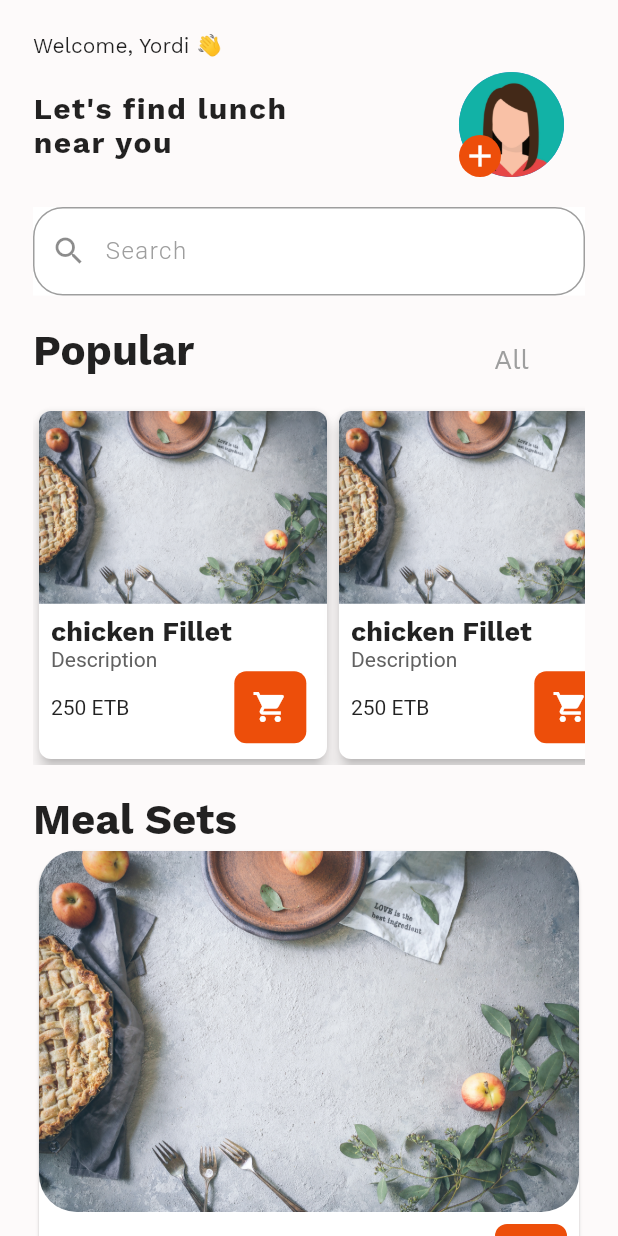
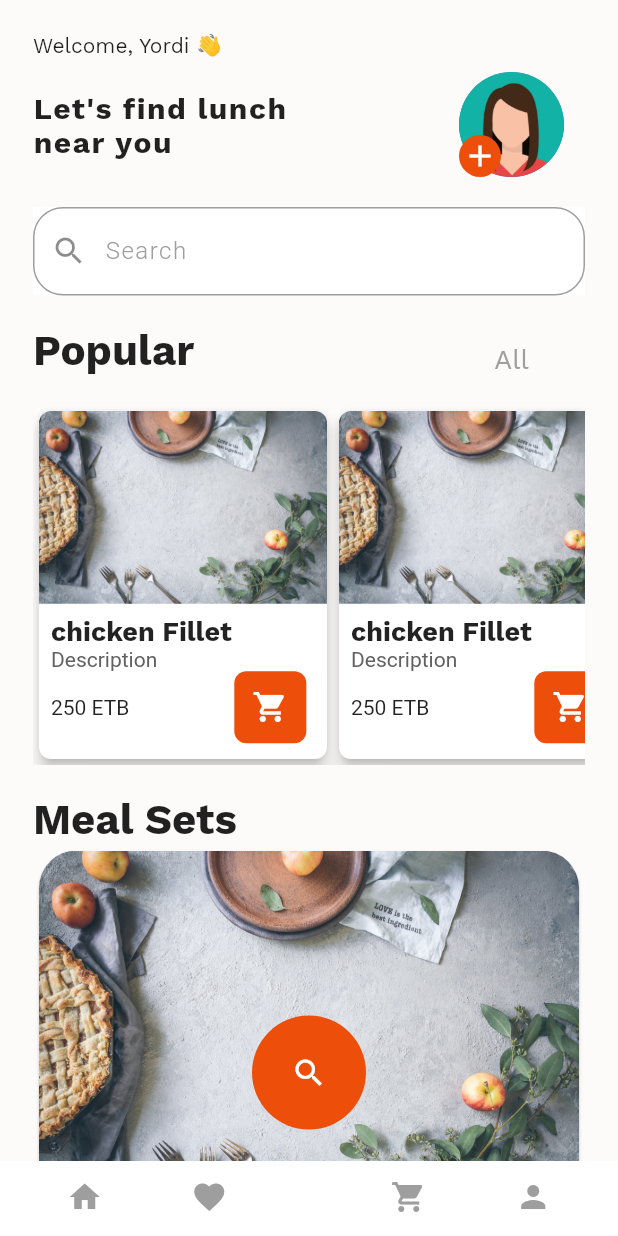
Before and after one commit to yordanos-AtoSV/Food-App, a Flutter app: the Welcome screen opened directly, on a phone screen of 412 x 824 dp. Run offline on Flutter 3.47's test engine with Material 2 defaults, Android fonts, the phone set to English and light mode, and no system bars; our stand-ins replace animated_splash_screen.

Commit message:
added bottom positioned bar in the welcome page

```diff
--- a/new_proj/lib/welcome.dart
+++ b/new_proj/lib/welcome.dart
@@ -5,7 +5,8 @@ class Welcome extends StatelessWidget {
   Widget build(BuildContext context) {
     return Scaffold(
       backgroundColor: Color.fromARGB(255, 253, 250, 250),
-      body: SingleChildScrollView(
+      body: Stack(children: [
+        SingleChildScrollView(
           child: Padding(
             padding: const EdgeInsets.all(22.0),
             child: Column(
@@ -122,7 +123,8 @@ class Welcome extends StatelessWidget {
                                 Padding(
                                   padding: const EdgeInsets.all(8),
                                   child: Column(
-                                  crossAxisAlignment: CrossAxisAlignment.start,
+                                    crossAxisAlignment:
+                                        CrossAxisAlignment.start,
                                     children: [
                                       const Text(
                                         'chicken Fillet',
@@ -185,7 +187,8 @@ class Welcome extends StatelessWidget {
                                 Padding(
                                   padding: const EdgeInsets.all(8),
                                   child: Column(
-                                  crossAxisAlignment: CrossAxisAlignment.start,
+                                    crossAxisAlignment:
+                                        CrossAxisAlignment.start,
                                     children: [
                                       const Text(
                                         'chicken Fillet',
@@ -248,7 +251,8 @@ class Welcome extends StatelessWidget {
                                 Padding(
                                   padding: const EdgeInsets.all(8),
                                   child: Column(
-                                  crossAxisAlignment: CrossAxisAlignment.start,
+                                    crossAxisAlignment:
+                                        CrossAxisAlignment.start,
                                     children: [
                                       const Text(
                                         'chicken Fillet',
@@ -311,7 +315,8 @@ class Welcome extends StatelessWidget {
                                 Padding(
                                   padding: const EdgeInsets.all(8),
                                   child: Column(
-                                  crossAxisAlignment: CrossAxisAlignment.start,
+                                    crossAxisAlignment:
+                                        CrossAxisAlignment.start,
                                     children: [
                                       const Text(
                                         'chicken Fillet',
@@ -358,13 +363,13 @@ class Welcome extends StatelessWidget {
                   ),
                 ),
                 const SizedBox(height: 20.0),
-              const Text("Meal Sets",
+                const Text(
+                  "Meal Sets",
                   style: TextStyle(
                       fontFamily: "WorkSans",
                       fontSize: 28.0,
-                fontWeight: FontWeight.bold
-
-              ),),
+                      fontWeight: FontWeight.bold),
+                ),
                 Row(
                   children: [
                     Expanded(
@@ -381,8 +386,7 @@ class Welcome extends StatelessWidget {
                                     topLeft: Radius.circular(25),
                                     topRight: Radius.circular(25),
                                     bottomLeft: Radius.circular(25),
-                                  bottomRight: Radius.circular(25)
-                                  ),
+                                    bottomRight: Radius.circular(25)),
                                 child: Image(
                                   fit: BoxFit.cover,
                                   image: AssetImage("assets/cover.jpg"),
@@ -394,10 +398,10 @@ class Welcome extends StatelessWidget {
                                   mainAxisAlignment: MainAxisAlignment.start,
                                   children: [
                                     const SizedBox(width: 20.0),
-
                                     Expanded(
                                       child: Column(
-                                          crossAxisAlignment: CrossAxisAlignment.start,
+                                        crossAxisAlignment:
+                                            CrossAxisAlignment.start,
                                         children: [
                                           const Text(
                                             'Meal A',
@@ -418,7 +422,8 @@ class Welcome extends StatelessWidget {
                                     const SizedBox(width: 80.0),
                                     Container(
                                       decoration: BoxDecoration(
-                                        borderRadius: BorderRadius.circular(8),
+                                          borderRadius:
+                                              BorderRadius.circular(8),
                                           color: const Color.fromARGB(
                                               255, 237, 78, 10)),
                                       child: IconButton(
@@ -429,10 +434,8 @@ class Welcome extends StatelessWidget {
                                         color: Colors.white,
                                       ),
                                     ),
-
                                   ],
                                 ),
-
                               ),
                             ],
                           ),
@@ -440,7 +443,6 @@ class Welcome extends StatelessWidget {
                       ),
                     ),
                   ],
-
                 ),
                 const SizedBox(height: 10.0),
                 Row(
@@ -495,7 +497,8 @@ class Welcome extends StatelessWidget {
                                     const SizedBox(width: 80.0),
                                     Container(
                                       decoration: BoxDecoration(
-                                        borderRadius: BorderRadius.circular(8),
+                                          borderRadius:
+                                              BorderRadius.circular(8),
                                           color: const Color.fromARGB(
                                               255, 237, 78, 10)),
                                       child: IconButton(
@@ -516,12 +519,82 @@ class Welcome extends StatelessWidget {
                     ),
                   ],
                 ),
-
-
+                const SizedBox(height: 30.0),
               ],
             ),
           ),
         ),
+        Positioned(
+          left: 0,
+          right: 0,
+          bottom: 0,
+          child: Container(
+              height: 50,
+              color: Color.fromARGB(255, 255, 255, 255),
+              child: Padding(
+                padding: const EdgeInsets.only(left: 15.0, right: 15.0),
+                child: Stack(children: [
+                  Row(
+                    children: [
+                      Expanded(
+                        child: IconButton(
+                          onPressed: () {
+                            // Add your button action here
+                          },
+                          icon: Icon(Icons.home),
+                          color: Colors.grey,
+                        ),
+                      ),
+                      Expanded(
+                        child: IconButton(
+                          onPressed: () {
+                            // Add your button action here
+                          },
+                          icon: Icon(Icons.favorite),
+                          color: Colors.grey,
+                        ),
+                      ),
+                      const SizedBox(width: 50),
+                      Expanded(
+                        child: IconButton(
+                          onPressed: () {
+                            // Add your button action here
+                          },
+                          icon: Icon(Icons.shopping_cart),
+                          color: Colors.grey,
+                        ),
+                      ),
+                      Expanded(
+                        child: IconButton(
+                          onPressed: () {
+                            // Add your button action here
+                          },
+                          icon: Icon(Icons.person),
+                          color: Colors.grey,
+                        ),
+                      ),
+                    ],
+                  ),
+                ]),
+              )),
+        ),
+        Positioned(
+          left: 168,
+          right: 168,
+          top: 500,
+          child: CircleAvatar(
+            radius: 215,
+            backgroundColor: Color.fromARGB(255, 237, 78, 10),
+            child: IconButton(
+              onPressed: () {
+                // Add your button action here
+              },
+              icon: Icon(Icons.search),
+              color: Colors.white,
+            ),
+          ),
+        ),
+      ]),
     );
   }
 }
```
Lines whose indentation alone changed are shown as unchanged.
